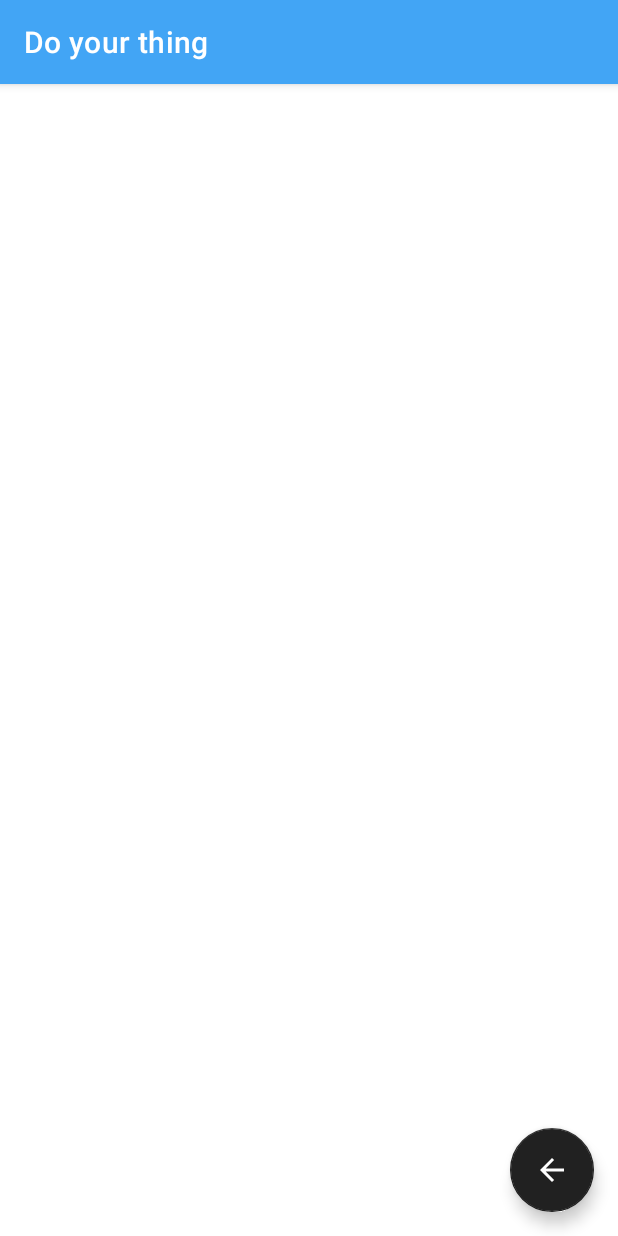
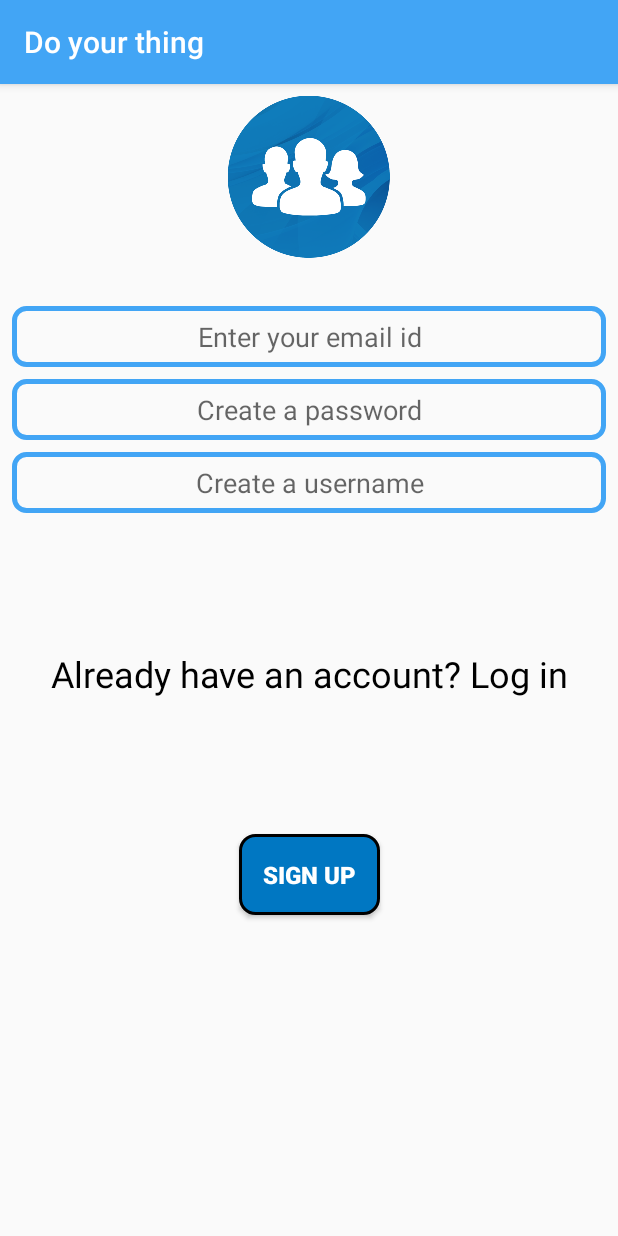
Before and after one commit to KoonaSainath/DoYourThing_SocialMedia_Android_App, an Android app: the screen it shows after launch (MainActivity before the commit, SignUpActivity after it), on a phone screen of 412 x 824 dp. Run offline under Robolectric (Android 15) with nearby library versions, the phone set to English and light mode, and no system bars; 1 statement that could not run was skipped.

Commit message:
signup and login fragments designing is done

```diff
--- a/app/build.gradle
+++ b/app/build.gradle
@@ -33,6 +33,7 @@ dependencies {
     implementation 'androidx.appcompat:appcompat:1.2.0'
     implementation 'com.google.android.material:material:1.2.1'
     implementation 'androidx.constraintlayout:constraintlayout:2.0.4'
+    implementation 'androidx.legacy:legacy-support-v4:1.0.0'
     testImplementation 'junit:junit:4.+'
     androidTestImplementation 'androidx.test.ext:junit:1.1.2'
     androidTestImplementation 'androidx.test.espresso:espresso-core:3.3.0'
--- a/app/src/main/AndroidManifest.xml
+++ b/app/src/main/AndroidManifest.xml
@@ -9,13 +9,14 @@
         android:roundIcon="@mipmap/ic_launcher_round"
         android:supportsRtl="true"
         android:theme="@style/Theme.DoYourThing">
-        <activity android:name=".MainActivity">
+        <activity android:name=".activities.SignUpActivity">
             <intent-filter>
                 <action android:name="android.intent.action.MAIN" />
 
                 <category android:name="android.intent.category.LAUNCHER" />
             </intent-filter>
         </activity>
+        <activity android:name=".activities.MainActivity"/>
     </application>
 
 </manifest>
--- a/app/src/main/java/firebase/kunasainath/doyourthing/MainActivity.java
+++ b/app/src/main/java/firebase/kunasainath/doyourthing/activities/MainActivity.java
@@ -1,8 +1,10 @@
-package firebase.kunasainath.doyourthing;
+package firebase.kunasainath.doyourthing.activities;
 
 import android.os.Bundle;
 
 import androidx.appcompat.app.AppCompatActivity;
+
+import firebase.kunasainath.doyourthing.R;
 
 public class MainActivity extends AppCompatActivity {
 
--- /dev/null
+++ b/app/src/main/java/firebase/kunasainath/doyourthing/activities/SignUpActivity.java
@@ -0,0 +1,32 @@
+package firebase.kunasainath.doyourthing.activities;
+
+import android.os.Bundle;
+
+import androidx.appcompat.app.AppCompatActivity;
+
+import firebase.kunasainath.doyourthing.R;
+import firebase.kunasainath.doyourthing.signup_fragments.LoginFragment;
+import firebase.kunasainath.doyourthing.signup_fragments.SignupFragment;
+
+public class SignUpActivity extends AppCompatActivity {
+
+    private SignupFragment mSignupFragment;
+    private LoginFragment mLoginFragment;
+
+    private static final String SIGNUP_FRAGMENT_TAG = "signup fragment tag";
+    private static final String LOGIN_FRAGMENT_TAG = "login fragment tag";
+
+    @Override
+    protected void onCreate(Bundle savedInstanceState) {
+        super.onCreate(savedInstanceState);
+        setContentView(R.layout.activity_sign_up);
+
+        mSignupFragment = SignupFragment.newInstance();
+        mLoginFragment = LoginFragment.newInstance();
+
+        getSupportFragmentManager()
+                .beginTransaction()
+                .add(R.id.fragment_container, mSignupFragment)
+                .commit();
+    }
+}
--- /dev/null
+++ b/app/src/main/java/firebase/kunasainath/doyourthing/signup_fragments/SignupFragment.java
@@ -0,0 +1,38 @@
+package firebase.kunasainath.doyourthing.signup_fragments;
+
+import android.os.Bundle;
+import android.view.LayoutInflater;
+import android.view.View;
+import android.view.ViewGroup;
+
+import androidx.fragment.app.Fragment;
+
+import firebase.kunasainath.doyourthing.R;
+
+public class SignupFragment extends Fragment {
+
+    private String mParam1;
+    private String mParam2;
+
+    public SignupFragment() {
+    }
+
+
+    public static SignupFragment newInstance() {
+        SignupFragment fragment = new SignupFragment();
+        return fragment;
+    }
+
+    @Override
+    public void onCreate(Bundle savedInstanceState) {
+        super.onCreate(savedInstanceState);
+        if (getArguments() != null) {
+        }
+    }
+
+    @Override
+    public View onCreateView(LayoutInflater inflater, ViewGroup container,
+                             Bundle savedInstanceState) {
+        return inflater.inflate(R.layout.fragment_signup, container, false);
+    }
+}
--- /dev/null
+++ b/app/src/main/res/drawable/button_style.xml
@@ -0,0 +1,7 @@
+<?xml version="1.0" encoding="utf-8"?>
+<shape xmlns:android="http://schemas.android.com/apk/res/android">
+    <corners android:radius="10dp"/>
+    <solid android:color="@color/primaryDarkColor"/>
+    <stroke android:color="@color/black" android:width="2dp"/>
+    <padding android:bottom="16dp" android:left="16dp" android:right="16dp" android:top="16dp"/>
+</shape>
--- /dev/null
+++ b/app/src/main/res/drawable/edittext_style.xml
@@ -0,0 +1,5 @@
+<?xml version="1.0" encoding="utf-8"?>
+<shape xmlns:android="http://schemas.android.com/apk/res/android">
+    <stroke android:width="3dp" android:color="@color/primaryColor"/>
+    <corners android:radius="8dp" />
+</shape>
--- a/app/src/main/res/layout/activity_main.xml
+++ b/app/src/main/res/layout/activity_main.xml
@@ -4,7 +4,7 @@
     xmlns:tools="http://schemas.android.com/tools"
     android:layout_width="match_parent"
     android:layout_height="match_parent"
-    tools:context=".MainActivity">
+    tools:context=".activities.MainActivity">
 
     <com.google.android.material.floatingactionbutton.FloatingActionButton
         android:layout_width="wrap_content"
--- /dev/null
+++ b/app/src/main/res/layout/activity_sign_up.xml
@@ -0,0 +1,15 @@
+<?xml version="1.0" encoding="utf-8"?>
+<LinearLayout xmlns:android="http://schemas.android.com/apk/res/android"
+    xmlns:app="http://schemas.android.com/apk/res-auto"
+    xmlns:tools="http://schemas.android.com/tools"
+    android:layout_width="match_parent"
+    android:layout_height="match_parent"
+    tools:context=".activities.SignUpActivity">
+
+    <FrameLayout
+        android:layout_width="match_parent"
+        android:layout_height="match_parent"
+        android:id="@+id/fragment_container"/>
+
+
+</LinearLayout>
--- /dev/null
+++ b/app/src/main/res/layout/fragment_signup.xml
@@ -0,0 +1,93 @@
+<?xml version="1.0" encoding="utf-8"?>
+<androidx.constraintlayout.widget.ConstraintLayout xmlns:android="http://schemas.android.com/apk/res/android"
+    xmlns:app="http://schemas.android.com/apk/res-auto"
+    xmlns:tools="http://schemas.android.com/tools"
+    android:layout_width="match_parent"
+    android:layout_height="match_parent"
+    tools:context=".signup_fragments.SignupFragment">
+
+
+    <ImageView
+        android:id="@+id/img_app_icon"
+        android:layout_width="wrap_content"
+        android:layout_height="wrap_content"
+        android:layout_margin="8dp"
+        android:src="@mipmap/ic_launcher_foreground"
+        app:layout_constraintEnd_toEndOf="parent"
+        app:layout_constraintStart_toStartOf="parent"
+        app:layout_constraintTop_toTopOf="parent" />
+
+    <EditText
+        android:id="@+id/edt_email"
+        android:layout_width="0dp"
+        android:layout_height="wrap_content"
+        android:layout_marginTop="32dp"
+        android:layout_marginBottom="8dp"
+        android:layout_marginLeft="8dp"
+        android:layout_marginRight="8dp"
+        android:background="@drawable/edittext_style"
+        android:padding="8dp"
+        android:hint="@string/enter_your_email_id"
+        android:gravity="center"
+        android:inputType="textEmailAddress"
+        app:layout_constraintEnd_toEndOf="parent"
+        app:layout_constraintStart_toStartOf="parent"
+        app:layout_constraintTop_toBottomOf="@+id/img_app_icon" />
+
+    <EditText
+        android:id="@+id/edt_password"
+        android:layout_width="0dp"
+        android:layout_height="wrap_content"
+        android:layout_margin="8dp"
+        android:gravity="center"
+        android:background="@drawable/edittext_style"
+        android:padding="8dp"
+        android:hint="@string/create_a_password"
+        android:inputType="textPassword"
+        app:layout_constraintEnd_toEndOf="parent"
+        app:layout_constraintStart_toStartOf="parent"
+        app:layout_constraintTop_toBottomOf="@+id/edt_email" />
+
+    <EditText
+        android:id="@+id/edt_username"
+        android:layout_width="0dp"
+        android:layout_height="wrap_content"
+        android:layout_margin="8dp"
+        android:background="@drawable/edittext_style"
+        android:padding="8dp"
+        android:inputType="textCapWords"
+        android:gravity="center"
+        android:hint="@string/enter_your_username"
+        app:layout_constraintEnd_toEndOf="parent"
+        app:layout_constraintStart_toStartOf="parent"
+        app:layout_constraintTop_toBottomOf="@+id/edt_password" />
+
+    <Button
+        android:id="@+id/btn_signup"
+        android:layout_width="wrap_content"
+        android:layout_height="wrap_content"
+        android:text="@string/sign_up"
+        android:padding="16dp"
+        android:translationZ="16dp"
+        app:layout_constraintBottom_toBottomOf="parent"
+        android:textColor="@color/white"
+        android:textStyle="bold"
+        android:textSize="16sp"
+        android:background="@drawable/button_style"
+        app:layout_constraintEnd_toEndOf="parent"
+        app:layout_constraintStart_toStartOf="parent"
+        app:layout_constraintTop_toBottomOf="@+id/edt_username" />
+
+    <TextView
+        android:id="@+id/txt_already_have_account"
+        android:layout_width="wrap_content"
+        android:layout_height="wrap_content"
+        android:text="@string/already_have_an_account_log_in"
+        android:textColor="@color/black"
+        android:textSize="24dp"
+        android:gravity="center"
+        app:layout_constraintBottom_toTopOf="@+id/btn_signup"
+        app:layout_constraintEnd_toEndOf="parent"
+        app:layout_constraintStart_toStartOf="parent"
+        app:layout_constraintTop_toBottomOf="@+id/edt_username" />
+</androidx.constraintlayout.widget.ConstraintLayout>
--- a/app/src/main/res/values-night/themes.xml
+++ b/app/src/main/res/values-night/themes.xml
@@ -1,6 +1,6 @@
 <resources xmlns:tools="http://schemas.android.com/tools">
     <!-- Base application theme. -->
-    <style name="Theme.DoYourThing" parent="Theme.MaterialComponents.DayNight.DarkActionBar">
+    <style name="Theme.DoYourThing" parent="Theme.AppCompat.DayNight.DarkActionBar">
         <!-- Primary brand color. -->
         <item name="colorPrimary">@color/primaryColor</item>
         <item name="colorPrimaryVariant">@color/primaryDarkColor</item>
--- a/app/src/main/res/values/strings.xml
+++ b/app/src/main/res/values/strings.xml
@@ -1,3 +1,12 @@
 <resources>
     <string name="app_name">Do your thing</string>
+
+    <string name="hello_blank_fragment">Hello blank fragment</string>
+    <string name="enter_your_username">Create a username</string>
+    <string name="create_a_password">Create a password</string>
+    <string name="enter_your_email_id">Enter your email id</string>
+    <string name="already_have_an_account_log_in">Already have an account? Log in</string>
+    <string name="sign_up">Sign Up</string>
+    <string name="don_t_have_an_account_create_account">Don\'t have an account? Create account</string>
+    <string name="log_in">Log In</string>
 </resources>
--- a/app/src/main/res/values/themes.xml
+++ b/app/src/main/res/values/themes.xml
@@ -1,6 +1,6 @@
 <resources xmlns:tools="http://schemas.android.com/tools">
     <!-- Base application theme. -->
-    <style name="Theme.DoYourThing" parent="Theme.MaterialComponents.DayNight.DarkActionBar">
+    <style name="Theme.DoYourThing" parent="Theme.AppCompat.DayNight.DarkActionBar">
         <!-- Primary brand color. -->
         <item name="colorPrimary">@color/primaryColor</item>
         <item name="colorPrimaryVariant">@color/primaryDarkColor</item>
```
